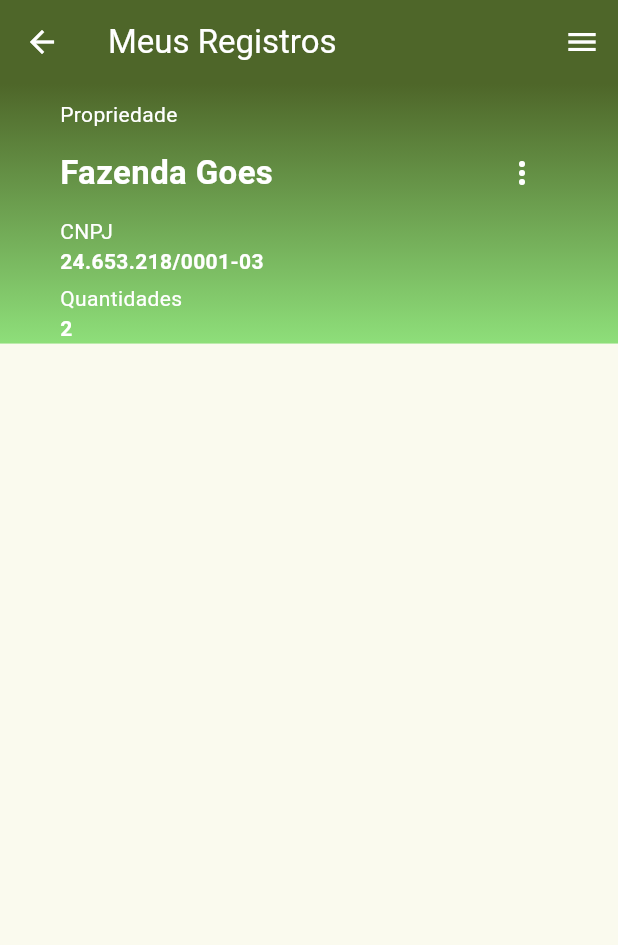
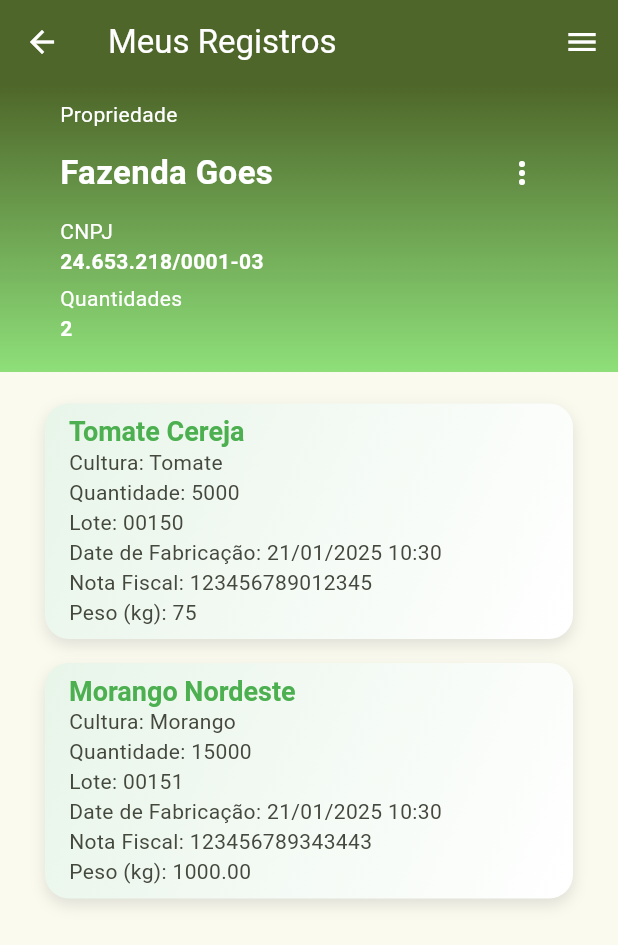
Before and after one commit to Kaio-Goes/farmer, a Flutter app: the MyRegister screen opened directly, on a phone screen of 412 x 824 dp. Shown: the top 945 px of the screen. Run offline on Flutter 3.47's test engine with Material 3 defaults, Android fonts, the phone set to English and light mode, and no system bars; our stand-ins replace flutter_secure_storage; accounts and stored records are empty.

Commit message:
Feature card tracking form

```diff
--- /dev/null
+++ b/lib/components/card_tracking_form.dart
@@ -0,0 +1,50 @@
+import 'package:farmer/core/models/tracking_form.dart';
+import 'package:flutter/material.dart';
+import 'package:intl/intl.dart';
+
+class CardTrackingForm extends StatelessWidget {
+  final TrackingForm form;
+  const CardTrackingForm({super.key, required this.form});
+
+  @override
+  Widget build(BuildContext context) {
+    return Container(
+      margin: const EdgeInsets.symmetric(vertical: 8),
+      decoration: BoxDecoration(
+        gradient: LinearGradient(
+          colors: [Colors.green.shade50, Colors.white],
+          begin: Alignment.topLeft,
+          end: Alignment.bottomRight,
+        ),
+        boxShadow: [
+          BoxShadow(
+            color: Colors.grey.withAlpha((0.3 * 255).toInt()),
+            blurRadius: 8,
+            offset: const Offset(0, 4),
+          ),
+        ],
+        borderRadius: BorderRadius.circular(16),
+      ),
+      child: ListTile(
+        title: Text(
+          form.nameProduct,
+        ),
+        titleTextStyle: const TextStyle(
+            color: Colors.green, fontWeight: FontWeight.bold, fontSize: 18),
+        subtitle: Column(
+          crossAxisAlignment: CrossAxisAlignment.start,
+          mainAxisAlignment: MainAxisAlignment.start,
+          children: [
+            Text('Cultura: ${form.productCulture}'),
+            Text('Quantidade: ${form.quantity}'),
+            Text('Lote: ${form.numlot}'),
+            Text(
+                'Date de Fabricação: ${DateFormat('dd/MM/yyyy HH:mm').format(DateTime.parse(form.manufacturingDate))}'),
+            Text('Nota Fiscal: ${form.invoice}'),
+            Text('Peso (kg): ${form.weight}'),
+          ],
+        ),
+      ),
+    );
+  }
+}
--- a/lib/core/models/tracking_form.dart
+++ b/lib/core/models/tracking_form.dart
@@ -9,9 +9,10 @@ class TrackingForm {
   late String manufacturingDate;
   late String invoice;
   late String weight;
+  late String createdAt;
 
-  TrackingForm({
-    required this.id,
+  TrackingForm(
+      {required this.id,
       required this.institutionId,
       required this.userId,
       required this.nameProduct,
@@ -21,7 +22,7 @@ class TrackingForm {
       required this.manufacturingDate,
       required this.invoice,
       required this.weight,
-  });
+      required this.createdAt});
 }
 
 List<TrackingForm> listForm = [
@@ -36,6 +37,7 @@ List<TrackingForm> listForm = [
     manufacturingDate: DateTime.now().toString(),
     invoice: '123456789012345',
     weight: '75',
+    createdAt: '2025-01-20 08:40',
   ),
   TrackingForm(
     id: '2',
@@ -48,6 +50,7 @@ List<TrackingForm> listForm = [
     manufacturingDate: DateTime.now().toString(),
     invoice: '123456789343443',
     weight: '1000.00',
+    createdAt: '2025-01-20 08:40',
   ),
   TrackingForm(
     id: '3',
@@ -60,5 +63,6 @@ List<TrackingForm> listForm = [
     manufacturingDate: DateTime.now().toString(),
     invoice: '12345678901455',
     weight: '1200.00',
+    createdAt: '2025-01-20 08:40',
   ),
 ];
--- a/lib/pages/register/my_register.dart
+++ b/lib/pages/register/my_register.dart
@@ -1,3 +1,4 @@
+import 'package:farmer/components/card_tracking_form.dart';
 import 'package:farmer/components/on_selected_popup.dart';
 import 'package:farmer/core/models/institution.dart';
 import 'package:farmer/core/models/tracking_form.dart';
@@ -64,6 +65,10 @@ class _MyRegisterState extends State<MyRegister> {
 
   @override
   Widget build(BuildContext context) {
+    final filteredForms = formInstitution
+        .where((form) => form.institutionId == selectedInstitution?.id)
+        .toList();
+
     return Scaffold(
       appBar: AppBar(
         title: const Text(
@@ -74,11 +79,12 @@ class _MyRegisterState extends State<MyRegister> {
         backgroundColor: Theme.of(context).primaryColor,
         actions: const [OnSelectedPopup()],
       ),
-      body: SingleChildScrollView(
-        child: Column(
+      body: LayoutBuilder(
+        builder: (context, constraints) {
+          return Column(
             children: [
               Container(
-              height: MediaQuery.of(context).size.height * 0.21,
+                height: constraints.maxHeight * 0.25,
                 decoration: BoxDecoration(
                   gradient: LinearGradient(
                     colors: [
@@ -134,37 +140,51 @@ class _MyRegisterState extends State<MyRegister> {
                               ),
                             ],
                           ),
-                        SizedBox(height: 5),
-                        Text(
+                          const SizedBox(height: 5),
+                          const Text(
                             'CNPJ',
                             style: TextStyle(color: Colors.white),
                           ),
                           Text(
                             selectedInstitution?.cnpj ?? '',
-                          style: TextStyle(
+                            style: const TextStyle(
                               color: Colors.white,
                               fontWeight: FontWeight.bold,
                             ),
                           ),
                           const SizedBox(height: 5),
-                        Text(
+                          const Text(
                             'Quantidades',
                             style: TextStyle(color: Colors.white),
                           ),
                           Text(
                             '$selectedInstitutionCount',
-                          style: TextStyle(
-                              color: Colors.white, fontWeight: FontWeight.bold),
-                        )
-                      ],
+                            style: const TextStyle(
+                                color: Colors.white,
+                                fontWeight: FontWeight.bold),
                           ),
-                  )
                         ],
                       ),
                     ),
                   ],
                 ),
               ),
+              const SizedBox(height: 10),
+              Expanded(
+                child: ListView.builder(
+                  padding:
+                      const EdgeInsets.symmetric(horizontal: 30, vertical: 3),
+                  itemCount: filteredForms.length,
+                  itemBuilder: (context, index) {
+                    final form = filteredForms[index];
+                    return CardTrackingForm(form: form);
+                  },
+                ),
+              ),
+            ],
+          );
+        },
+      ),
     );
   }
 }
--- a/pubspec.yaml
+++ b/pubspec.yaml
@@ -36,6 +36,7 @@ dependencies:
   cupertino_icons: ^1.0.8
   icons_launcher: ^3.0.0
   flutter_secure_storage: ^9.2.4
+  intl: ^0.20.1
 
 dev_dependencies:
   flutter_test:
```
Also changed, not shown: pubspec.lock. Lines whose indentation alone changed are shown as unchanged.
